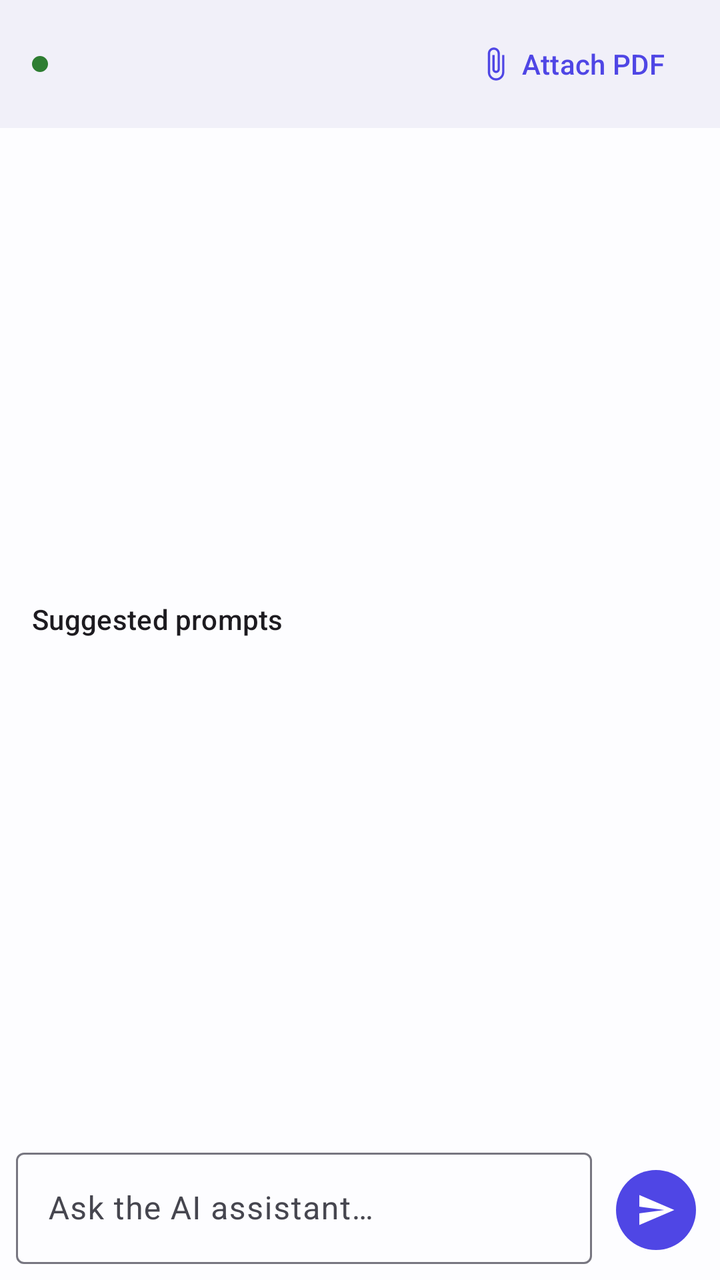
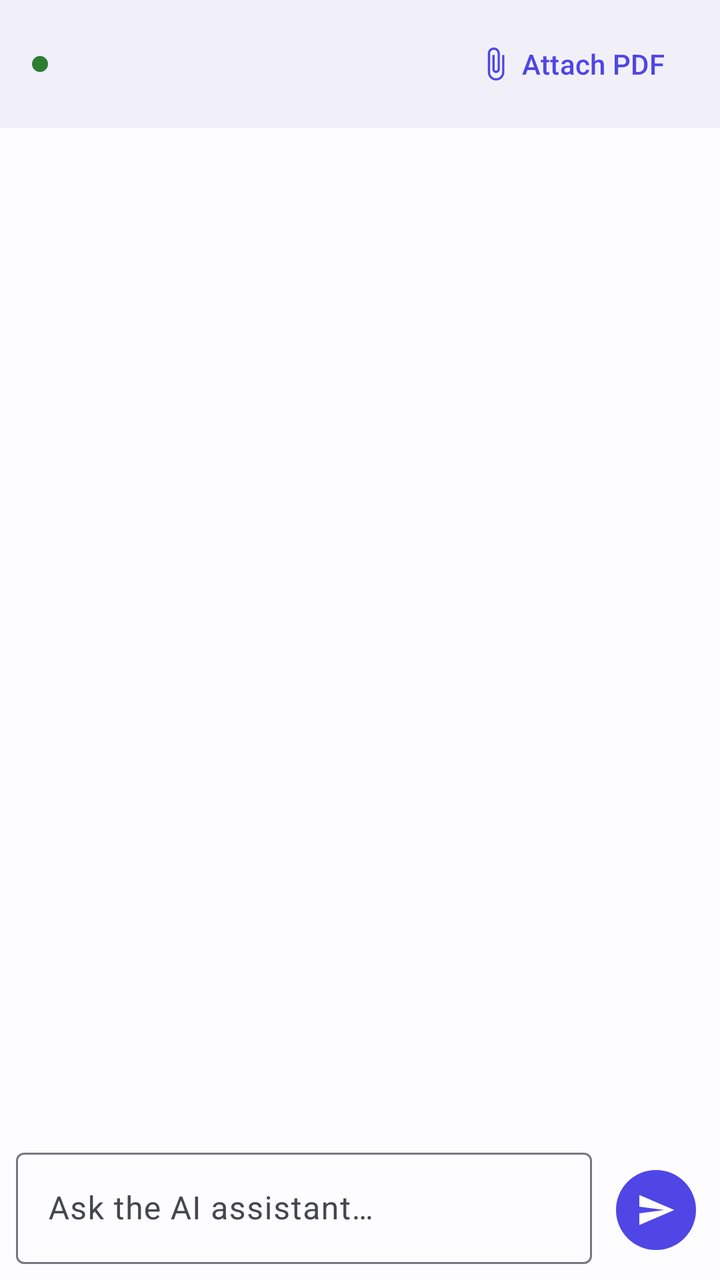

Before-and-after screenshots of an Android layout around one commit, followed by the original layout XML and the change that was made.
<!-- AndroidManifest.xml: application theme Theme.AiPdf -->
<!-- res/layout/fragment_chat.xml -->
<?xml version="1.0" encoding="utf-8"?>
<androidx.constraintlayout.widget.ConstraintLayout
    xmlns:android="http://schemas.android.com/apk/res/android"
    xmlns:app="http://schemas.android.com/apk/res-auto"
    android:layout_width="match_parent"
    android:layout_height="match_parent">

    <LinearLayout
        android:id="@+id/provider_bar"
        android:layout_width="match_parent"
        android:layout_height="wrap_content"
        android:background="?attr/colorSurfaceContainer"
        android:gravity="center_vertical"
        android:orientation="horizontal"
        android:paddingHorizontal="16dp"
        android:paddingVertical="8dp"
        app:layout_constraintTop_toTopOf="parent">

        <View
            android:id="@+id/status_dot"
            android:layout_width="8dp"
            android:layout_height="8dp"
            android:background="@drawable/bg_dot_success" />

        <TextView
            android:id="@+id/provider_label"
            android:layout_width="0dp"
            android:layout_height="wrap_content"
            android:layout_marginStart="8dp"
            android:layout_weight="1"
            android:ellipsize="end"
            android:maxLines="1"
            android:textAppearance="?attr/textAppearanceLabelMedium"
            android:textColor="?attr/colorOnSurfaceVariant" />

        <com.google.android.material.button.MaterialButton
            android:id="@+id/btn_attach"
            style="@style/Widget.Material3.Button.TextButton"
            android:layout_width="wrap_content"
            android:layout_height="wrap_content"
            android:minWidth="0dp"
            android:text="@string/ai_attach_pdf"
            app:icon="@drawable/ic_attach" />
    </LinearLayout>

    <androidx.recyclerview.widget.RecyclerView
        android:id="@+id/messages"
        android:layout_width="match_parent"
        android:layout_height="0dp"
        android:clipToPadding="false"
        android:paddingHorizontal="12dp"
        android:paddingVertical="8dp"
        app:layout_constraintBottom_toTopOf="@id/empty_hint"
        app:layout_constraintTop_toBottomOf="@id/provider_bar" />

    <LinearLayout
        android:id="@+id/empty_hint"
        android:layout_width="match_parent"
        android:layout_height="wrap_content"
        android:orientation="vertical"
        android:padding="16dp"
        app:layout_constraintBottom_toTopOf="@id/composer"
        app:layout_constraintTop_toBottomOf="@id/provider_bar">

        <TextView
            android:layout_width="wrap_content"
            android:layout_height="wrap_content"
            android:text="@string/ai_suggested_title"
            android:textAppearance="?attr/textAppearanceTitleSmall" />

        <com.google.android.material.chip.ChipGroup
            android:id="@+id/suggestions"
            android:layout_width="match_parent"
            android:layout_height="wrap_content"
            android:layout_marginTop="8dp"
            app:chipSpacingVertical="4dp" />
    </LinearLayout>

    <LinearLayout
        android:id="@+id/generating_bar"
        android:layout_width="match_parent"
        android:layout_height="wrap_content"
        android:background="?attr/colorSurfaceContainer"
        android:gravity="center_vertical"
        android:orientation="horizontal"
        android:paddingHorizontal="16dp"
        android:paddingVertical="6dp"
        android:visibility="gone"
        app:layout_constraintBottom_toTopOf="@id/composer">

        <ProgressBar
            android:layout_width="20dp"
            android:layout_height="20dp" />

        <TextView
            android:id="@+id/generating_text"
            android:layout_width="0dp"
            android:layout_height="wrap_content"
            android:layout_marginStart="12dp"
            android:layout_weight="1"
            android:text="@string/ai_thinking"
            android:textAppearance="?attr/textAppearanceBodySmall" />

        <com.google.android.material.button.MaterialButton
            android:id="@+id/btn_stop"
            style="@style/Widget.Material3.Button.TextButton"
            android:layout_width="wrap_content"
            android:layout_height="wrap_content"
            android:minWidth="0dp"
            android:text="@string/ai_stop" />
    </LinearLayout>

    <LinearLayout
        android:id="@+id/composer"
        android:layout_width="match_parent"
        android:layout_height="wrap_content"
        android:background="?attr/colorSurface"
        android:gravity="bottom"
        android:orientation="horizontal"
        android:padding="8dp"
        app:layout_constraintBottom_toBottomOf="parent">

        <com.google.android.material.textfield.TextInputLayout
            android:layout_width="0dp"
            android:layout_height="wrap_content"
            android:layout_weight="1"
            style="@style/Widget.Material3.TextInputLayout.OutlinedBox"
            app:boxBackgroundMode="outline">

            <com.google.android.material.textfield.TextInputEditText
                android:id="@+id/input"
                android:layout_width="match_parent"
                android:layout_height="wrap_content"
                android:hint="@string/ai_input_hint"
                android:inputType="textCapSentences|textMultiLine"
                android:maxLines="6" />
        </com.google.android.material.textfield.TextInputLayout>

        <com.google.android.material.button.MaterialButton
            android:id="@+id/btn_send"
            style="@style/Widget.Material3.Button.IconButton.Filled"
            android:layout_width="wrap_content"
            android:layout_height="wrap_content"
            android:layout_marginStart="8dp"
            android:contentDescription="@string/ai_send"
            app:icon="@drawable/ic_send" />
    </LinearLayout>

    <LinearLayout
        android:id="@+id/attachment_chip"
        android:layout_width="wrap_content"
        android:layout_height="wrap_content"
        android:layout_margin="12dp"
        android:background="@drawable/bg_chip"
        android:gravity="center_vertical"
        android:orientation="horizontal"
        android:paddingHorizontal="12dp"
        android:paddingVertical="6dp"
        android:visibility="gone"
        app:layout_constraintStart_toStartOf="parent"
        app:layout_constraintBottom_toTopOf="@id/composer">

        <ImageView
            android:layout_width="16dp"
            android:layout_height="16dp"
            android:contentDescription="@string/ai_attach_pdf"
            android:src="@drawable/ic_attach"
            app:tint="?attr/colorPrimary" />

        <TextView
            android:id="@+id/attachment_name"
            android:layout_width="wrap_content"
            android:layout_height="wrap_content"
            android:layout_marginStart="6dp"
            android:maxWidth="180dp"
            android:maxLines="1"
            android:ellipsize="middle"
            android:textAppearance="?attr/textAppearanceLabelMedium" />

        <ImageButton
            android:id="@+id/btn_remove_attachment"
            android:layout_width="24dp"
            android:layout_height="24dp"
            android:layout_marginStart="4dp"
            android:background="?attr/selectableItemBackgroundBorderless"
            android:contentDescription="@string/action_close"
            android:src="@drawable/ic_close"
            app:tint="?attr/colorOnSurfaceVariant" />
    </LinearLayout>
</androidx.constraintlayout.widget.ConstraintLayout>
<!-- resources referenced by this layout -->
<resources>
  <!-- drawable bg_chip (drawable) -->
  <?xml version="1.0" encoding="utf-8"?>
  <shape xmlns:android="http://schemas.android.com/apk/res/android" android:shape="rectangle">
      <corners android:radius="16dp"/>
      <solid android:color="?attr/colorSurfaceContainerHigh"/>
  </shape>
  <!-- drawable bg_dot_success (drawable) -->
  <?xml version="1.0" encoding="utf-8"?>
  <shape xmlns:android="http://schemas.android.com/apk/res/android" android:shape="oval">
      <solid android:color="@color/md_success"/>
  </shape>
  <!-- drawable ic_attach (drawable) -->
  <?xml version="1.0" encoding="utf-8"?>
  <vector xmlns:android="http://schemas.android.com/apk/res/android"
      android:width="24dp" android:height="24dp"
      android:viewportWidth="24" android:viewportHeight="24"
      android:tint="?attr/colorControlNormal">
      <path android:fillColor="@android:color/white" android:pathData="M16.5 6v11.5c0 2.21-1.79 4-4 4s-4-1.79-4-4V5c0-1.38 1.12-2.5 2.5-2.5s2.5 1.12 2.5 2.5v10.5c0 .55-.45 1-1 1s-1-.45-1-1V6H10v9.5c0 1.38 1.12 2.5 2.5 2.5s2.5-1.12 2.5-2.5V5c0-2.21-1.79-4-4-4S7 2.79 7 5v12.5c0 3.04 2.46 5.5 5.5 5.5s5.5-2.46 5.5-5.5V6z"/>
  </vector>
  <!-- drawable ic_close (drawable) -->
  <?xml version="1.0" encoding="utf-8"?>
  <vector xmlns:android="http://schemas.android.com/apk/res/android"
      android:width="24dp" android:height="24dp"
      android:viewportWidth="24" android:viewportHeight="24"
      android:tint="?attr/colorControlNormal">
      <path android:fillColor="@android:color/white" android:pathData="M19 6.41L17.59 5 12 10.59 6.41 5 5 6.41 10.59 12 5 17.59 6.41 19 12 13.41 17.59 19 19 17.59 13.41 12z"/>
  </vector>
  <!-- drawable ic_send (drawable) -->
  <?xml version="1.0" encoding="utf-8"?>
  <vector xmlns:android="http://schemas.android.com/apk/res/android"
      android:width="24dp" android:height="24dp"
      android:viewportWidth="24" android:viewportHeight="24"
      android:tint="?attr/colorControlNormal">
      <path android:fillColor="@android:color/white" android:pathData="M2.01 21L23 12 2.01 3 2 10l15 2-15 2z"/>
  </vector>
  <string name="action_close">Close</string>
  <string name="ai_attach_pdf">Attach PDF</string>
  <string name="ai_input_hint">Ask the AI assistant…</string>
  <string name="ai_send">Send</string>
  <string name="ai_stop">Stop</string>
  <string name="ai_suggested_title">Suggested prompts</string>
  <string name="ai_thinking">Thinking…</string>
  <color name="md_success">#2E7D32</color>
  <color name="md_primary">#4F46E5</color>
  <color name="md_on_primary">#FFFFFF</color>
  <color name="md_primary_container">#E0E0FF</color>
  <color name="md_on_primary_container">#1A1A80</color>
  <color name="md_secondary">#00B8D4</color>
  <color name="md_on_secondary">#FFFFFF</color>
  <color name="md_secondary_container">#C0F0F8</color>
  <color name="md_on_secondary_container">#003840</color>
  <color name="md_background">#FDFDFF</color>
  <color name="md_on_background">#1A1B22</color>
  <color name="md_surface">#FDFDFF</color>
  <color name="md_on_surface">#1A1B22</color>
  <color name="md_surface_variant">#E3E1EC</color>
  <color name="md_on_surface_variant">#46464F</color>
  <color name="md_outline">#777680</color>
  <color name="md_error">#BA1A1A</color>
  <color name="md_on_error">#FFFFFF</color>
  <color name="md_error_container">#FFDAD6</color>
  <color name="md_on_error_container">#410002</color>
  <color name="md_surface_container">#F1F0F9</color>
  <color name="md_surface_container_high">#EBE9F3</color>
  <!-- unchanged entries left out for length: 1 -->
</resources>

<!-- the commit's change to res/layout/fragment_chat.xml (unified diff, before → after) -->
@@ -50,31 +50,8 @@
         android:clipToPadding="false"
         android:paddingHorizontal="12dp"
         android:paddingVertical="8dp"
-        app:layout_constraintBottom_toTopOf="@id/empty_hint"
+        app:layout_constraintBottom_toTopOf="@id/composer"
         app:layout_constraintTop_toBottomOf="@id/provider_bar" />
-
-    <LinearLayout
-        android:id="@+id/empty_hint"
-        android:layout_width="match_parent"
-        android:layout_height="wrap_content"
-        android:orientation="vertical"
-        android:padding="16dp"
-        app:layout_constraintBottom_toTopOf="@id/composer"
-        app:layout_constraintTop_toBottomOf="@id/provider_bar">
-
-        <TextView
-            android:layout_width="wrap_content"
-            android:layout_height="wrap_content"
-            android:text="@string/ai_suggested_title"
-            android:textAppearance="?attr/textAppearanceTitleSmall" />
-
-        <com.google.android.material.chip.ChipGroup
-            android:id="@+id/suggestions"
-            android:layout_width="match_parent"
-            android:layout_height="wrap_content"
-            android:layout_marginTop="8dp"
-            app:chipSpacingVertical="4dp" />
-    </LinearLayout>
 
     <LinearLayout
         android:id="@+id/generating_bar"
<!-- resource entries referenced after the edit -->
@@ -40,7 +40,6 @@
   <string name="ai_input_hint">Ask the AI assistant…</string>
   <string name="ai_send">Send</string>
   <string name="ai_stop">Stop</string>
-  <string name="ai_suggested_title">Suggested prompts</string>
   <string name="ai_thinking">Thinking…</string>
   <color name="md_success">#2E7D32</color>
   <color name="md_primary">#4F46E5</color>
